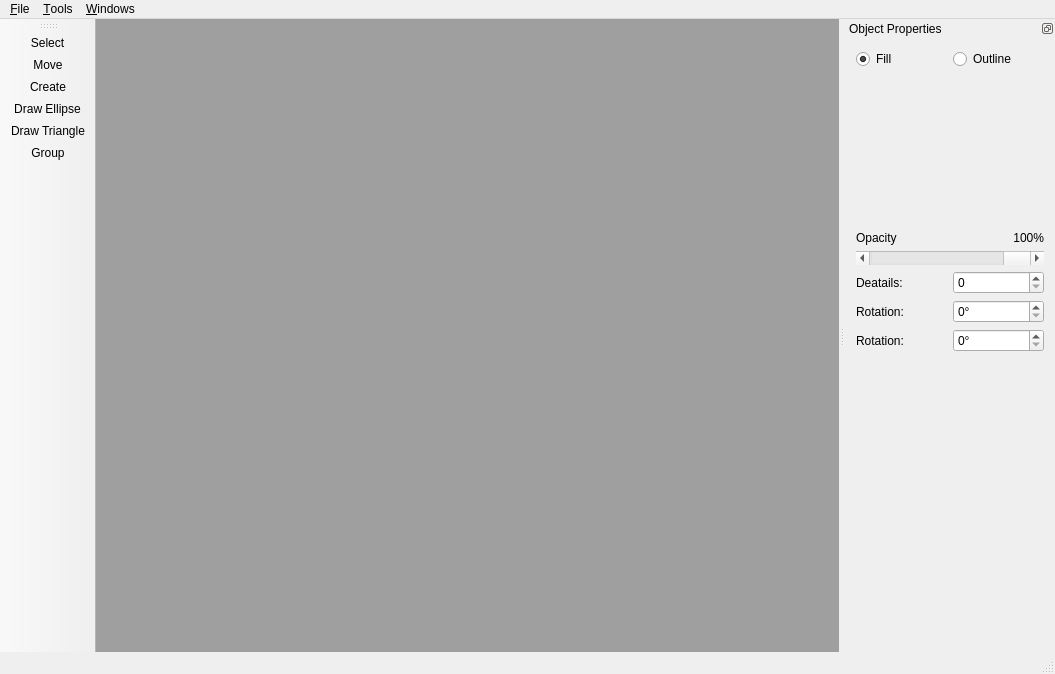
This is src/qdrawmainwindow.ui in nayyden/ZVector as Qt 5 draws it before an edit. The edited form follows.
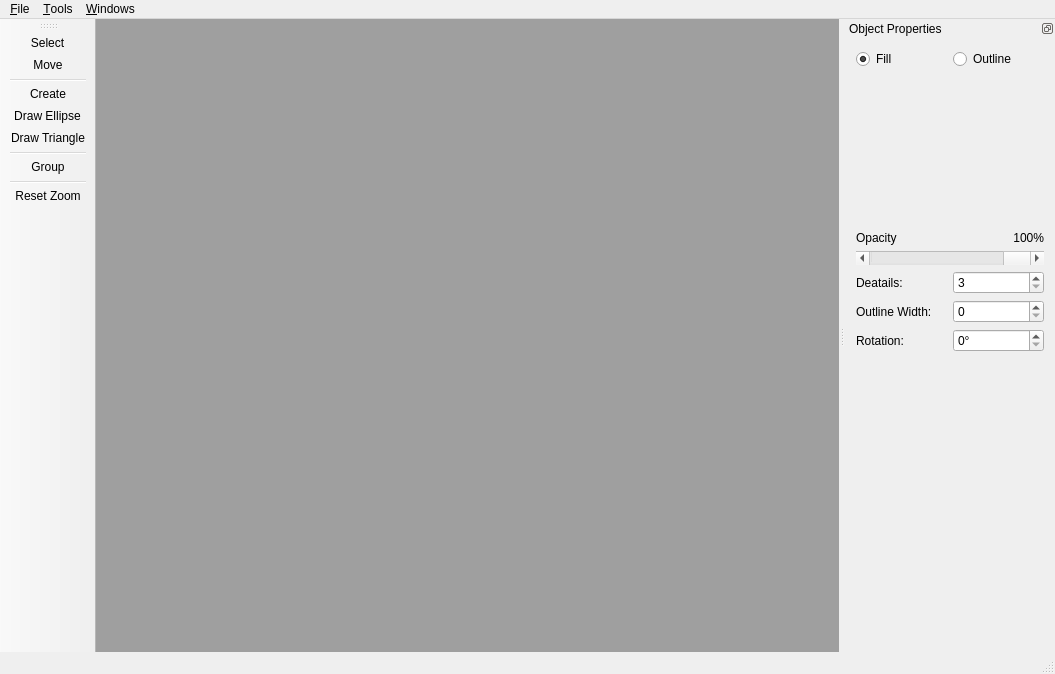
This is the edited form. Icons and pictures are not drawn. Custom widgets are drawn as their Qt base class.

Commit message: Some more actions hold control to keep aspect ratio while creating/resizing change details of autoshapes reset zoom

What changed in the file:
```diff
--- a/src/qdrawmainwindow.ui
+++ b/src/qdrawmainwindow.ui
@@ -75,10 +75,14 @@
    </attribute>
    <addaction name="actionSelect"/>
    <addaction name="actionMove"/>
+   <addaction name="separator"/>
    <addaction name="actionCreate"/>
    <addaction name="actionDraw_Ellipse"/>
    <addaction name="actionDraw_Triangle"/>
+   <addaction name="separator"/>
    <addaction name="actionGroup"/>
+   <addaction name="separator"/>
+   <addaction name="actionReset_Zoom"/>
   </widget>
   <widget class="QDockWidget" name="dockWidget">
    <property name="sizePolicy">
@@ -231,7 +235,14 @@
              </widget>
             </item>
             <item>
-             <widget class="QSpinBox" name="autoShapeDetails"/>
+             <widget class="QSpinBox" name="autoShapeDetails">
+              <property name="minimum">
+               <number>3</number>
+              </property>
+              <property name="maximum">
+               <number>999999999</number>
+              </property>
+             </widget>
             </item>
            </layout>
           </item>
@@ -240,14 +251,14 @@
             <item>
              <widget class="QLabel" name="angleLabel_2">
               <property name="text">
-               <string>Rotation:</string>
+               <string>Outline Width:</string>
               </property>
              </widget>
             </item>
             <item>
              <widget class="QSpinBox" name="angleSpinbox_2">
               <property name="suffix">
-               <string>°</string>
+               <string/>
               </property>
              </widget>
             </item>
@@ -402,6 +413,18 @@
     <string>Ctrl+G</string>
    </property>
   </action>
+  <action name="actionReset_Zoom">
+   <property name="icon">
+    <iconset resource="../icons.qrc">
+     <normaloff>:/zoom</normaloff>:/zoom</iconset>
+   </property>
+   <property name="text">
+    <string>Reset Zoom</string>
+   </property>
+   <property name="shortcut">
+    <string>1</string>
+   </property>
+  </action>
  </widget>
  <layoutdefault spacing="6" margin="11"/>
  <customwidgets>
```
Left out of the diff: 6 changed lines with no effect on the pictures. The commit also changes 20 other files.
